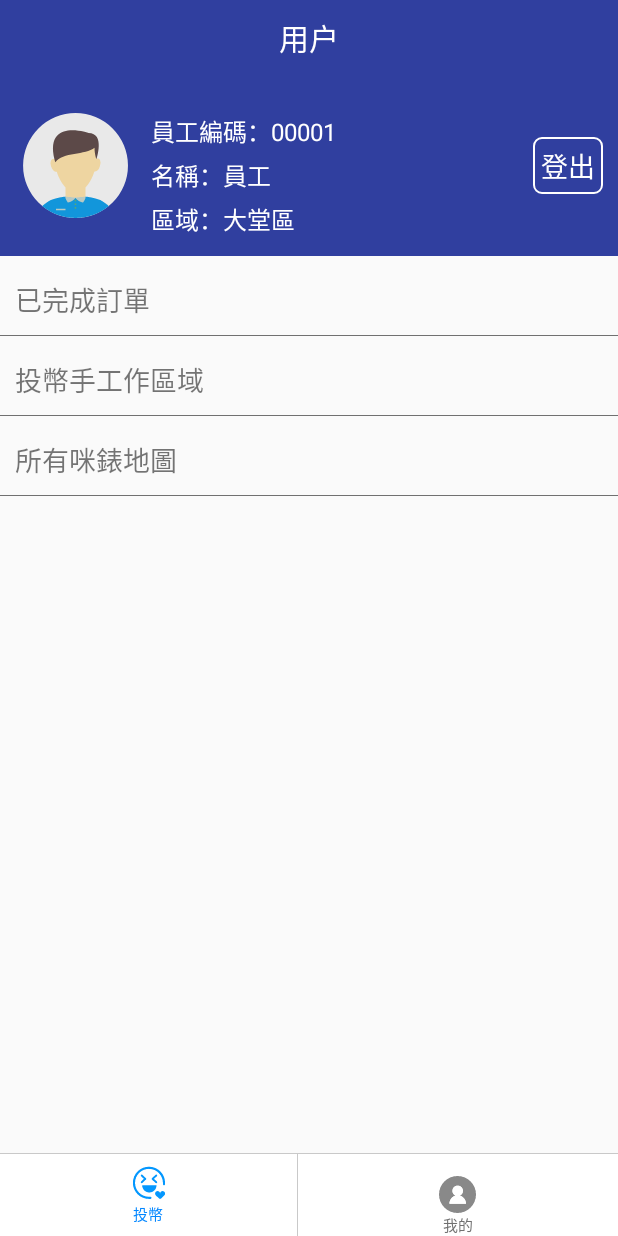
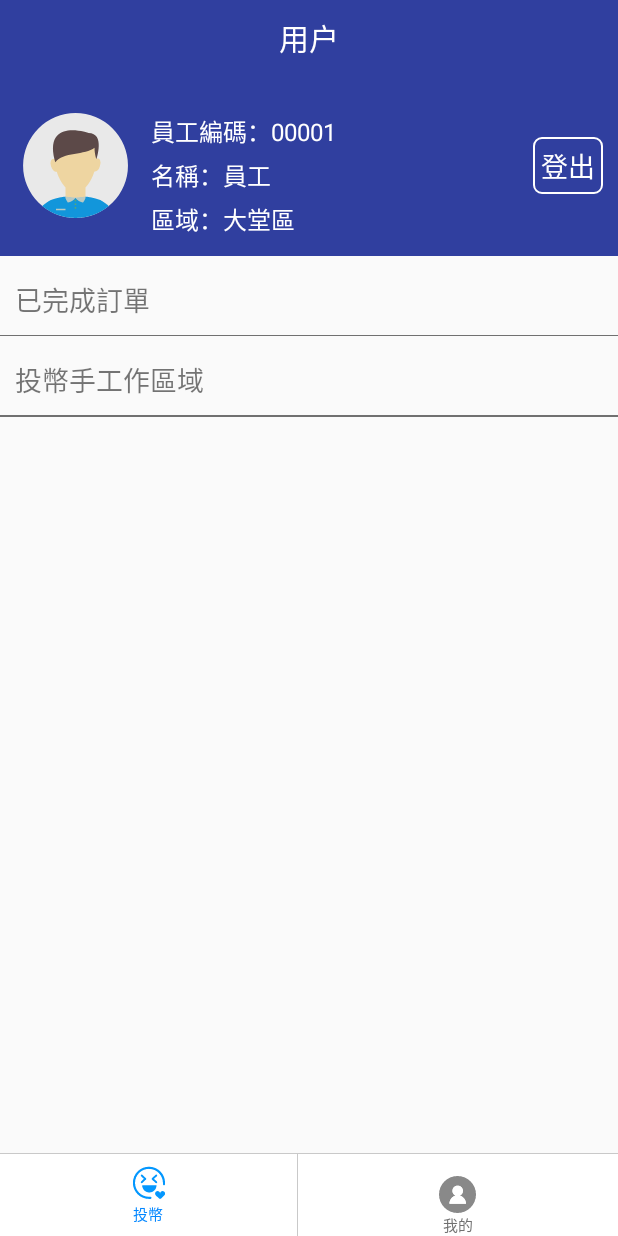
Before and after one commit to 17710622616/CoinHand, an Android app: the fragment MineFragment placed in its activity, on a phone screen of 412 x 824 dp. Run offline under Robolectric (Android 15) with nearby library versions, the phone set to English and light mode, and no system bars; libraries missing offline, so code that uses them is left out: org.xutils.common, org.xutils.http, org.xutils.x.

Commit message:
处理地图未加载成功view的点击事件 关闭全部咪表的入口

```diff
--- a/app/src/main/java/com/bssf/john_li/coinhand/CHFragment/InsertCoinsFragment.java
+++ b/app/src/main/java/com/bssf/john_li/coinhand/CHFragment/InsertCoinsFragment.java
@@ -141,7 +141,7 @@ public class InsertCoinsFragment extends LazyLoadFragment implements View.OnClic
     }
 
     private void setListener() {
-        loadLL.setOnClickListener(this);
+        loadLL.setOnClickListener(null);
         refreshIv.setOnClickListener(this);
         unknowMachaineIv.setOnClickListener(this);
     }
@@ -284,6 +284,7 @@ public class InsertCoinsFragment extends LazyLoadFragment implements View.OnClic
 
     private void loadMapFail() {
         loadLL.setVisibility(View.VISIBLE);
+        loadLL.setOnClickListener(this);
         //loadIv.setImageResource(R.mipmap.head_boy);
         loadIv.setVisibility(View.GONE);
         animationDrawable.stop();
@@ -348,6 +349,7 @@ public class InsertCoinsFragment extends LazyLoadFragment implements View.OnClic
                     latLng = new LatLng(mLastLocation.getLatitude(), mLastLocation.getLongitude());
                     mGoogleMap.moveCamera(CameraUpdateFactory.newLatLngZoom(new LatLng(mLastLocation.getLatitude(), mLastLocation.getLongitude()), 18));
                     loadLL.setVisibility(View.GONE);
+                    loadLL.setOnClickListener(null);
                     addressTv.setText(address);
                     // 刷新訂單列表
                     refreshOrderList();
--- a/app/src/main/res/layout/fragment_mine.xml
+++ b/app/src/main/res/layout/fragment_mine.xml
@@ -128,7 +128,8 @@
         android:layout_marginTop="5dp"
         android:text="所有咪錶地圖"
         android:textSize="18sp"
-        android:padding="10dp"/>
+        android:padding="10dp"
+        android:visibility="gone"/>
     <View
         android:layout_width="match_parent"
         android:layout_height="0.1dp"
```
